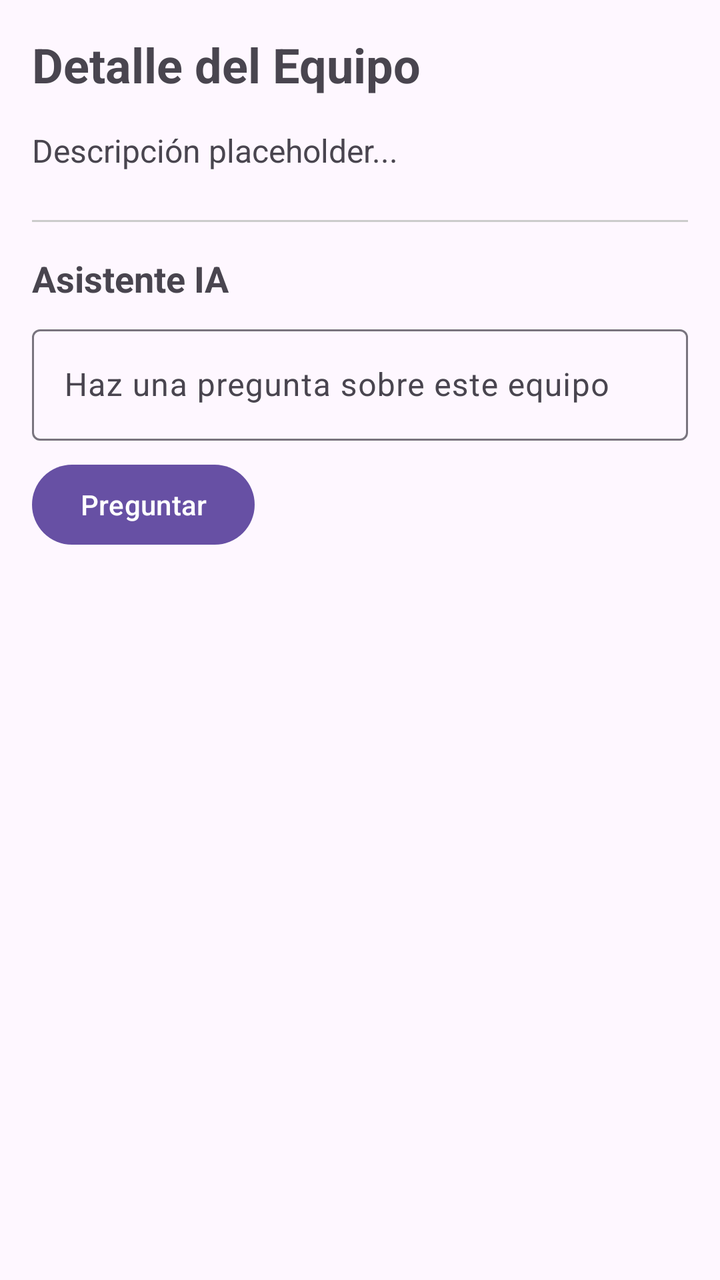
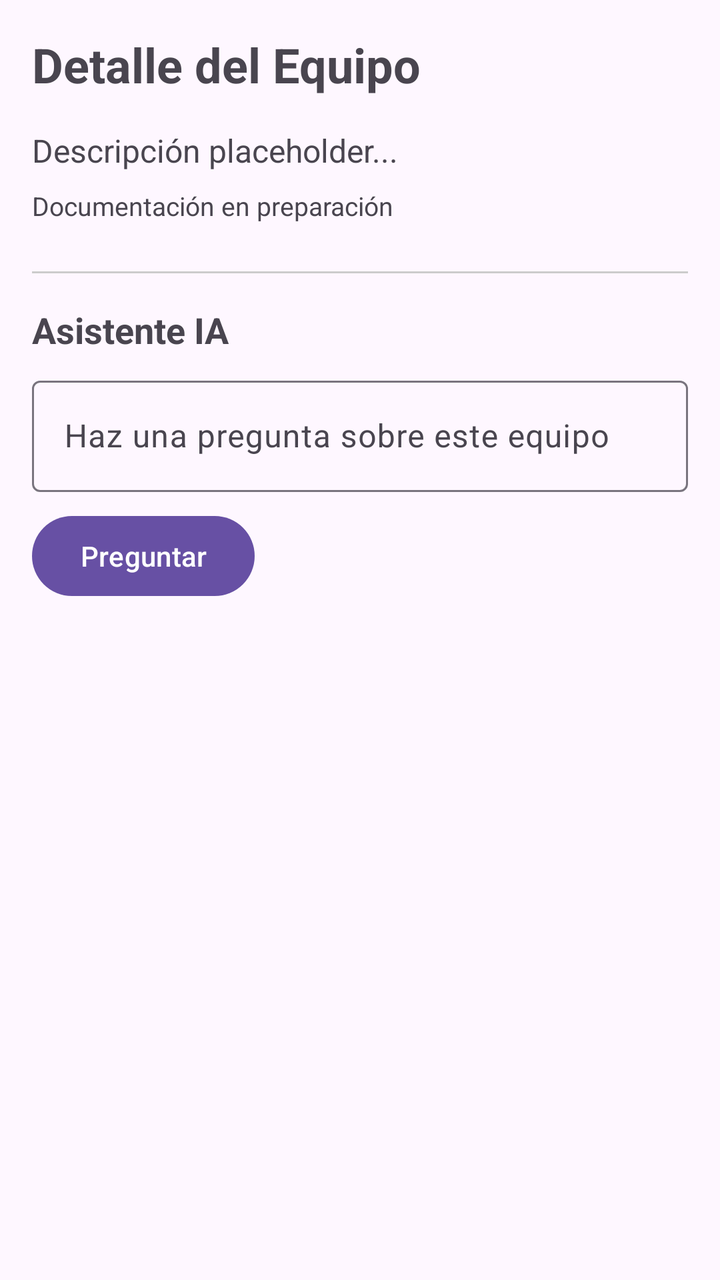

An Android layout rendered at two revisions. The XML below is the earlier revision; the diff shows what the commit changed to produce the second picture.
<!-- AndroidManifest.xml: application theme Theme.LabDetect -->
<!-- res/layout/fragment_detail.xml -->
<?xml version="1.0" encoding="utf-8"?>
<LinearLayout xmlns:android="http://schemas.android.com/apk/res/android"
    android:layout_width="match_parent"
    android:layout_height="match_parent"
    android:orientation="vertical"
    android:padding="16.dp">

    <TextView
        android:id="@+id/tvDetailTitle"
        android:layout_width="wrap_content"
        android:layout_height="wrap_content"
        android:text="Detalle del Equipo"
        android:textSize="24sp"
        android:textStyle="bold" />

    <TextView
        android:id="@+id/tvDetailDescription"
        android:layout_width="wrap_content"
        android:layout_height="wrap_content"
        android:layout_marginTop="16.dp"
        android:text="Descripción placeholder..."
        android:textSize="16sp" />

    <View
        android:layout_width="match_parent"
        android:layout_height="1dp"
        android:layout_marginTop="24.dp"
        android:background="#CCCCCC" />

    <TextView
        android:layout_width="wrap_content"
        android:layout_height="wrap_content"
        android:layout_marginTop="16.dp"
        android:text="Asistente IA"
        android:textSize="18sp"
        android:textStyle="bold" />

    <com.google.android.material.textfield.TextInputLayout
        android:id="@+id/tilQuestion"
        android:layout_width="match_parent"
        android:layout_height="wrap_content"
        android:layout_marginTop="8.dp"
        android:hint="Haz una pregunta sobre este equipo">

        <com.google.android.material.textfield.TextInputEditText
            android:id="@+id/tietQuestion"
            android:layout_width="match_parent"
            android:layout_height="wrap_content" />
    </com.google.android.material.textfield.TextInputLayout>

    <Button
        android:id="@+id/btnAsk"
        android:layout_width="wrap_content"
        android:layout_height="wrap_content"
        android:layout_marginTop="8.dp"
        android:text="Preguntar" />

    <ProgressBar
        android:id="@+id/pbLoading"
        android:layout_width="wrap_content"
        android:layout_height="wrap_content"
        android:layout_gravity="center"
        android:layout_marginTop="16.dp"
        android:visibility="gone" />

    <TextView
        android:id="@+id/tvAssistantResponse"
        android:layout_width="match_parent"
        android:layout_height="wrap_content"
        android:layout_marginTop="16.dp"
        android:textSize="14sp"
        android:textIsSelectable="true" />

</LinearLayout>
<!-- resources referenced by this layout -->
<resources>
  <style name="Theme.LabDetect" parent="Base.Theme.LabDetect" />
  <style name="Base.Theme.LabDetect" parent="Theme.Material3.DayNight.NoActionBar">
          
          
      </style>
</resources>

<!-- the commit's change to res/layout/fragment_detail.xml (unified diff, before → after) -->
@@ -3,7 +3,7 @@
     android:layout_width="match_parent"
     android:layout_height="match_parent"
     android:orientation="vertical"
-    android:padding="16.dp">
+    android:padding="16dp">
 
     <TextView
         android:id="@+id/tvDetailTitle"
@@ -17,20 +17,51 @@
         android:id="@+id/tvDetailDescription"
         android:layout_width="wrap_content"
         android:layout_height="wrap_content"
-        android:layout_marginTop="16.dp"
+        android:layout_marginTop="16dp"
         android:text="Descripción placeholder..."
         android:textSize="16sp" />
+
+    <TextView
+        android:id="@+id/tvVariantLabel"
+        android:layout_width="wrap_content"
+        android:layout_height="wrap_content"
+        android:layout_marginTop="16dp"
+        android:text="Selecciona el equipo exacto"
+        android:textStyle="bold"
+        android:visibility="gone" />
+
+    <Spinner
+        android:id="@+id/variantSpinner"
+        android:layout_width="match_parent"
+        android:layout_height="wrap_content"
+        android:visibility="gone" />
+
+    <TextView
+        android:id="@+id/tvManualStatus"
+        android:layout_width="match_parent"
+        android:layout_height="wrap_content"
+        android:layout_marginTop="8dp"
+        android:text="Documentación en preparación"
+        android:textSize="13sp" />
+
+    <Button
+        android:id="@+id/btnOpenManual"
+        android:layout_width="wrap_content"
+        android:layout_height="wrap_content"
+        android:layout_marginTop="8dp"
+        android:text="Abrir manual"
+        android:visibility="gone" />
 
     <View
         android:layout_width="match_parent"
         android:layout_height="1dp"
-        android:layout_marginTop="24.dp"
+        android:layout_marginTop="24dp"
         android:background="#CCCCCC" />
 
     <TextView
         android:layout_width="wrap_content"
         android:layout_height="wrap_content"
-        android:layout_marginTop="16.dp"
+        android:layout_marginTop="16dp"
         android:text="Asistente IA"
         android:textSize="18sp"
         android:textStyle="bold" />
@@ -39,7 +70,7 @@
         android:id="@+id/tilQuestion"
         android:layout_width="match_parent"
         android:layout_height="wrap_content"
-        android:layout_marginTop="8.dp"
+        android:layout_marginTop="8dp"
         android:hint="Haz una pregunta sobre este equipo">
 
         <com.google.android.material.textfield.TextInputEditText
@@ -52,7 +83,7 @@
         android:id="@+id/btnAsk"
         android:layout_width="wrap_content"
         android:layout_height="wrap_content"
-        android:layout_marginTop="8.dp"
+        android:layout_marginTop="8dp"
         android:text="Preguntar" />
 
     <ProgressBar
@@ -60,14 +91,14 @@
         android:layout_width="wrap_content"
         android:layout_height="wrap_content"
         android:layout_gravity="center"
-        android:layout_marginTop="16.dp"
+        android:layout_marginTop="16dp"
         android:visibility="gone" />
 
     <TextView
         android:id="@+id/tvAssistantResponse"
         android:layout_width="match_parent"
         android:layout_height="wrap_content"
-        android:layout_marginTop="16.dp"
+        android:layout_marginTop="16dp"
         android:textSize="14sp"
         android:textIsSelectable="true" />
 
